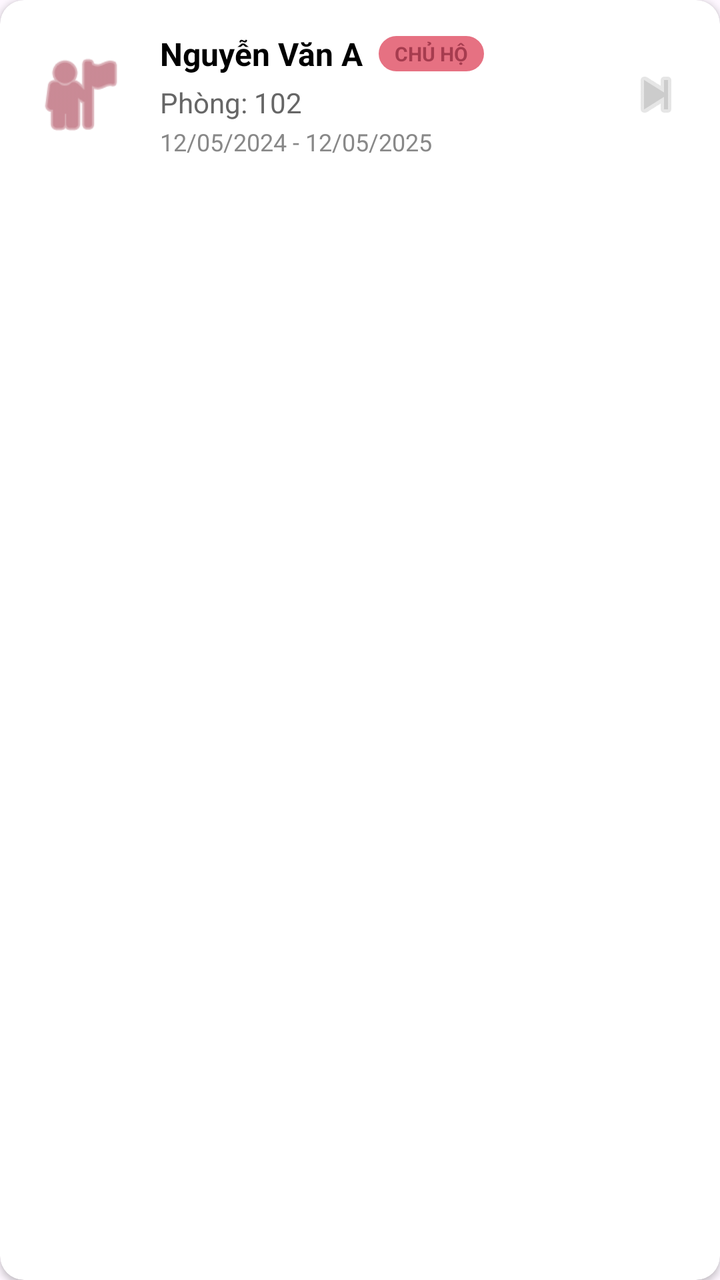
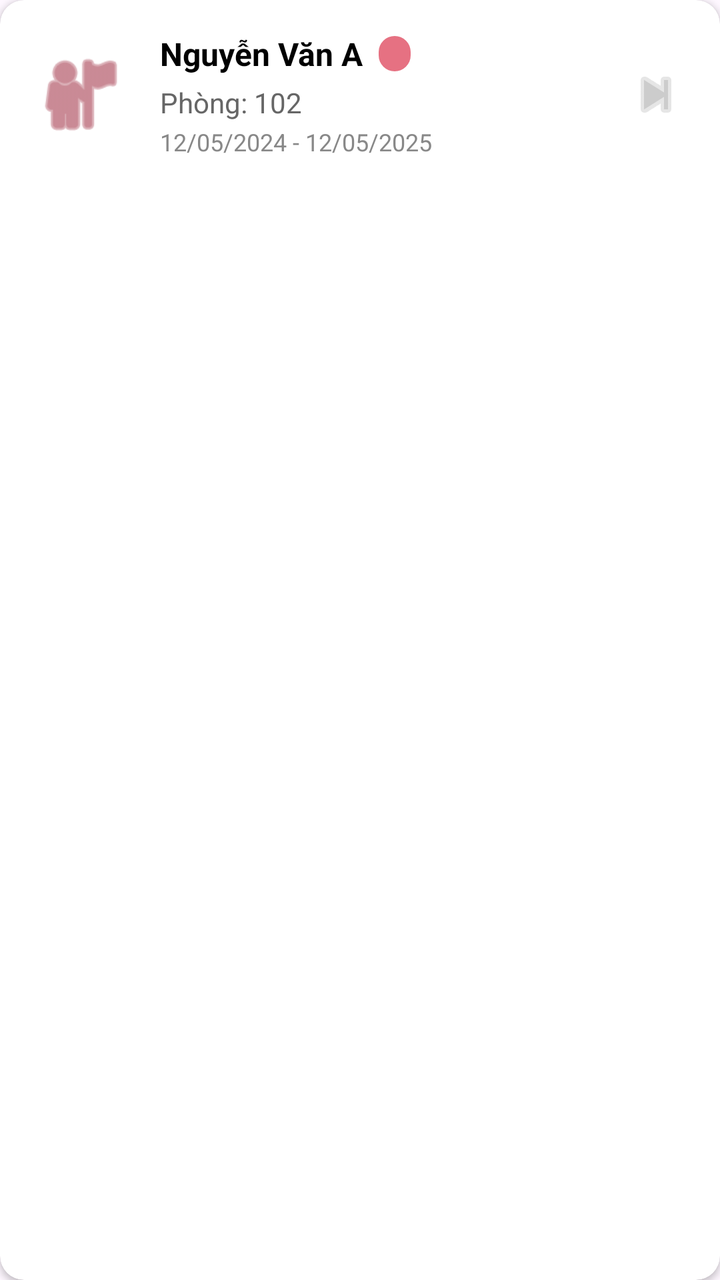

Compare the two renders of this Android layout. The source of the first and the diff that turns it into the second are given below.
<!-- AndroidManifest.xml: application theme Theme.Apt -->
<!-- res/layout/item_contract.xml -->
<?xml version="1.0" encoding="utf-8"?>
<androidx.cardview.widget.CardView xmlns:android="http://schemas.android.com/apk/res/android"
    xmlns:app="http://schemas.android.com/apk/res-auto"
    android:layout_width="match_parent"
    android:layout_height="wrap_content"
    android:layout_marginHorizontal="8dp"
    android:layout_marginVertical="6dp"
    app:cardCornerRadius="12dp"
    app:cardElevation="2dp">

    <LinearLayout
        android:layout_width="match_parent"
        android:layout_height="wrap_content"
        android:background="?android:attr/selectableItemBackground"
        android:orientation="horizontal"
        android:padding="16dp"
        android:gravity="center_vertical">

        <ImageView
            android:layout_width="48dp"
            android:layout_height="48dp"
            android:src="@android:drawable/ic_menu_myplaces"
            app:tint="#A63C4F" />

        <LinearLayout
            android:layout_width="0dp"
            android:layout_height="wrap_content"
            android:layout_marginStart="16dp"
            android:layout_weight="1"
            android:orientation="vertical">

            <LinearLayout
                android:layout_width="match_parent"
                android:layout_height="wrap_content"
                android:orientation="horizontal"
                android:gravity="center_vertical">

                <TextView
                    android:id="@+id/tv_contract_resident_name"
                    android:layout_width="wrap_content"
                    android:layout_height="wrap_content"
                    android:text="Nguyễn Văn A"
                    android:textColor="#000000"
                    android:textSize="16sp"
                    android:textStyle="bold" />

                <TextView
                    android:id="@+id/tv_contract_role"
                    android:layout_width="wrap_content"
                    android:layout_height="wrap_content"
                    android:layout_marginStart="8dp"
                    android:background="@drawable/bg_button_auth"
                    android:paddingHorizontal="8dp"
                    android:paddingVertical="2dp"
                    android:text="CHỦ HỘ"
                    android:textColor="#A63C4F"
                    android:textSize="10sp"
                    android:textStyle="bold" />
            </LinearLayout>

            <TextView
                android:id="@+id/tv_contract_room"
                android:layout_width="wrap_content"
                android:layout_height="wrap_content"
                android:layout_marginTop="4dp"
                android:text="Phòng: 102"
                android:textColor="#666666"
                android:textSize="14sp" />

            <TextView
                android:id="@+id/tv_contract_dates"
                android:layout_width="wrap_content"
                android:layout_height="wrap_content"
                android:layout_marginTop="2dp"
                android:text="12/05/2024 - 12/05/2025"
                android:textColor="#888888"
                android:textSize="12sp" />
        </LinearLayout>

        <ImageView
            android:layout_width="wrap_content"
            android:layout_height="wrap_content"
            android:src="@android:drawable/ic_media_next"
            app:tint="#CCCCCC" />
    </LinearLayout>
</androidx.cardview.widget.CardView>
<!-- resources referenced by this layout -->
<resources>
  <!-- drawable bg_button_auth (drawable) -->
  <?xml version="1.0" encoding="utf-8"?>
  <ripple xmlns:android="http://schemas.android.com/apk/res/android"
      android:color="#40FFFFFF">
      <item>
          <shape android:shape="rectangle">
              <solid android:color="@color/primary" />
              <corners android:radius="32dp" />
          </shape>
      </item>
  
  </ripple>
  <style name="Theme.Apt" parent="Base.Theme.Apt" />
  <color name="primary">#E67182</color>
  <style name="Base.Theme.Apt" parent="Theme.Material3.DayNight.NoActionBar">
          
          
      </style>
</resources>

<!-- the commit's change to res/layout/item_contract.xml (unified diff, before → after) -->
@@ -52,7 +52,7 @@
                     android:background="@drawable/bg_button_auth"
                     android:paddingHorizontal="8dp"
                     android:paddingVertical="2dp"
-                    android:text="CHỦ HỘ"
+                    android:text=""
                     android:textColor="#A63C4F"
                     android:textSize="10sp"
                     android:textStyle="bold" />
